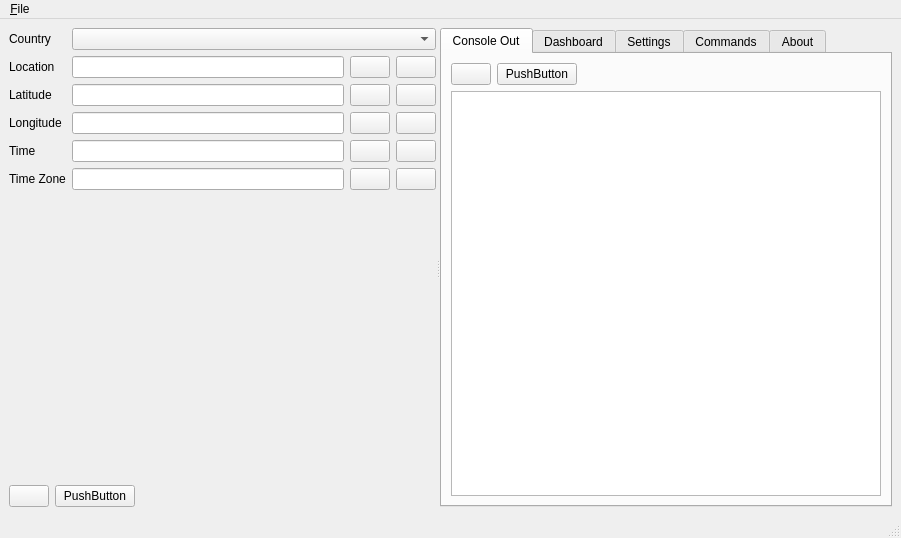
jplozf/ephemeeus, file MainWindow.ui: the form before one commit.
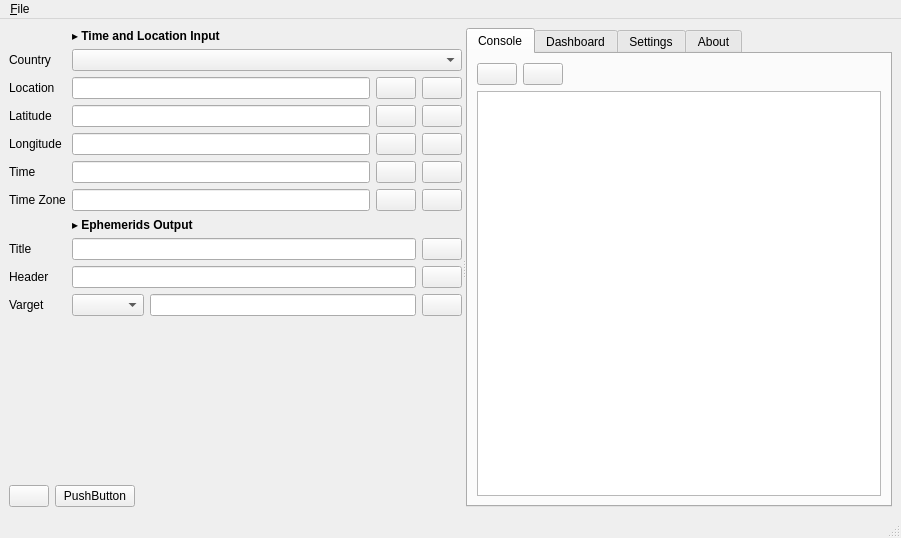
The form after the commit. The open tabs and pages were chosen to show the change. Icons and pictures are not drawn.

Patch:
```diff
--- a/MainWindow.ui
+++ b/MainWindow.ui
@@ -25,13 +25,23 @@
         <item>
          <layout class="QFormLayout" name="formLayout_2">
           <item row="1" column="0">
+           <widget class="QLabel" name="label_6">
+            <property name="text">
+             <string>Country</string>
+            </property>
+           </widget>
+          </item>
+          <item row="1" column="1">
+           <widget class="QComboBox" name="cbxCountry"/>
+          </item>
+          <item row="2" column="0">
            <widget class="QLabel" name="label">
             <property name="text">
              <string>Location</string>
             </property>
            </widget>
           </item>
-          <item row="1" column="1">
+          <item row="2" column="1">
            <layout class="QHBoxLayout" name="horizontalLayout_2">
             <item>
              <widget class="QLineEdit" name="txtLocation"/>
@@ -60,14 +70,100 @@
             </item>
            </layout>
           </item>
+          <item row="3" column="0">
+           <widget class="QLabel" name="label_4">
+            <property name="text">
+             <string>Latitude</string>
+            </property>
+           </widget>
+          </item>
+          <item row="3" column="1">
+           <layout class="QHBoxLayout" name="horizontalLayout_6">
+            <item>
+             <widget class="QLineEdit" name="txtLatitude">
+              <property name="alignment">
+               <set>Qt::AlignmentFlag::AlignRight|Qt::AlignmentFlag::AlignTrailing|Qt::AlignmentFlag::AlignVCenter</set>
+              </property>
+              <property name="readOnly">
+               <bool>true</bool>
+              </property>
+             </widget>
+            </item>
+            <item>
+             <widget class="QPushButton" name="pushButton_10">
+              <property name="text">
+               <string/>
+              </property>
+              <property name="icon">
+               <iconset resource="ephemeeus.qrc">
+                <normaloff>:/16x16/Lock.png</normaloff>:/16x16/Lock.png</iconset>
+              </property>
+             </widget>
+            </item>
+            <item>
+             <widget class="QPushButton" name="pushButton_8">
+              <property name="text">
+               <string/>
+              </property>
+              <property name="icon">
+               <iconset resource="ephemeeus.qrc">
+                <normaloff>:/16x16/Write.png</normaloff>:/16x16/Write.png</iconset>
+              </property>
+             </widget>
+            </item>
+           </layout>
+          </item>
           <item row="4" column="0">
+           <widget class="QLabel" name="label_5">
+            <property name="text">
+             <string>Longitude</string>
+            </property>
+           </widget>
+          </item>
+          <item row="4" column="1">
+           <layout class="QHBoxLayout" name="horizontalLayout_7">
+            <item>
+             <widget class="QLineEdit" name="txtLongitude">
+              <property name="alignment">
+               <set>Qt::AlignmentFlag::AlignRight|Qt::AlignmentFlag::AlignTrailing|Qt::AlignmentFlag::AlignVCenter</set>
+              </property>
+              <property name="readOnly">
+               <bool>true</bool>
+              </property>
+             </widget>
+            </item>
+            <item>
+             <widget class="QPushButton" name="pushButton_12">
+              <property name="text">
+               <string/>
+              </property>
+              <property name="icon">
+               <iconset resource="ephemeeus.qrc">
+                <normaloff>:/16x16/Lock.png</normaloff>:/16x16/Lock.png</iconset>
+              </property>
+             </widget>
+            </item>
+            <item>
+             <widget class="QPushButton" name="pushButton_11">
+              <property name="text">
+               <string/>
+              </property>
+              <property name="icon">
+               <iconset resource="ephemeeus.qrc">
+                <normaloff>:/16x16/Write.png</normaloff>:/16x16/Write.png</iconset>
+              </property>
+             </widget>
+            </item>
+           </layout>
+          </item>
+          <item row="5" column="0">
            <widget class="QLabel" name="label_2">
             <property name="text">
              <string>Time</string>
             </property>
            </widget>
           </item>
-          <item row="4" column="1">
+          <item row="5" column="1">
            <layout class="QHBoxLayout" name="horizontalLayout_3">
             <item>
              <widget class="QLineEdit" name="lineEdit_2"/>
@@ -96,14 +192,14 @@
             </item>
            </layout>
           </item>
-          <item row="5" column="0">
+          <item row="6" column="0">
            <widget class="QLabel" name="label_3">
             <property name="text">
              <string>Time Zone</string>
             </property>
            </widget>
           </item>
-          <item row="5" column="1">
+          <item row="6" column="1">
            <layout class="QHBoxLayout" name="horizontalLayout_4">
             <item>
              <widget class="QLineEdit" name="lineEdit_3"/>
@@ -132,97 +228,103 @@
             </item>
            </layout>
           </item>
-          <item row="2" column="0">
-           <widget class="QLabel" name="label_4">
+          <item row="10" column="0">
+           <widget class="QLabel" name="label_7">
             <property name="text">
-             <string>Latitude</string>
+             <string>Varget</string>
             </property>
            </widget>
           </item>
-          <item row="3" column="0">
-           <widget class="QLabel" name="label_5">
-            <property name="text">
-             <string>Longitude</string>
-            </property>
-           </widget>
-          </item>
-          <item row="0" column="0">
-           <widget class="QLabel" name="label_6">
-            <property name="text">
-             <string>Country</string>
-            </property>
-           </widget>
+          <item row="10" column="1">
+           <layout class="QHBoxLayout" name="horizontalLayout_10">
+            <item>
+             <widget class="QComboBox" name="cbxVargets"/>
+            </item>
+            <item>
+             <widget class="QLineEdit" name="txtVargetLabel"/>
+            </item>
+            <item>
+             <widget class="QPushButton" name="btnAddVarget">
+              <property name="text">
+               <string/>
+              </property>
+              <property name="icon">
+               <iconset resource="ephemeeus.qrc">
+                <normaloff>:/16x16/Plus.png</normaloff>:/16x16/Plus.png</iconset>
+              </property>
+             </widget>
+            </item>
+           </layout>
           </item>
           <item row="0" column="1">
-           <widget class="QComboBox" name="cbxCountry"/>
+           <widget class="QLabel" name="label_8">
+            <property name="font">
+             <font>
+              <bold>true</bold>
+             </font>
+            </property>
+            <property name="text">
+             <string>▸ Time and Location Input</string>
+            </property>
+           </widget>
           </item>
-          <item row="2" column="1">
-           <layout class="QHBoxLayout" name="horizontalLayout_6">
+          <item row="7" column="1">
+           <widget class="QLabel" name="label_9">
+            <property name="font">
+             <font>
+              <bold>true</bold>
+             </font>
+            </property>
+            <property name="text">
+             <string>▸ Ephemerids Output</string>
+            </property>
+           </widget>
+          </item>
+          <item row="8" column="0">
+           <widget class="QLabel" name="label_10">
+            <property name="text">
+             <string>Title</string>
+            </property>
+           </widget>
+          </item>
+          <item row="8" column="1">
+           <layout class="QHBoxLayout" name="horizontalLayout_8">
             <item>
-             <widget class="QLineEdit" name="txtLatitude">
-              <property name="alignment">
-               <set>Qt::AlignmentFlag::AlignRight|Qt::AlignmentFlag::AlignTrailing|Qt::AlignmentFlag::AlignVCenter</set>
-              </property>
-              <property name="readOnly">
-               <bool>true</bool>
-              </property>
-             </widget>
+             <widget class="QLineEdit" name="txtVarboardTitle"/>
             </item>
             <item>
-             <widget class="QPushButton" name="pushButton_10">
+             <widget class="QPushButton" name="btnAddTitle">
               <property name="text">
                <string/>
               </property>
               <property name="icon">
                <iconset resource="ephemeeus.qrc">
-                <normaloff>:/16x16/Lock.png</normaloff>:/16x16/Lock.png</iconset>
-              </property>
-             </widget>
-            </item>
-            <item>
-             <widget class="QPushButton" name="pushButton_8">
-              <property name="text">
-               <string/>
-              </property>
-              <property name="icon">
-               <iconset resource="ephemeeus.qrc">
-                <normaloff>:/16x16/Write.png</normaloff>:/16x16/Write.png</iconset>
+                <normaloff>:/16x16/Plus.png</normaloff>:/16x16/Plus.png</iconset>
               </property>
              </widget>
             </item>
            </layout>
           </item>
-          <item row="3" column="1">
-           <layout class="QHBoxLayout" name="horizontalLayout_7">
+          <item row="9" column="0">
+           <widget class="QLabel" name="label_11">
+            <property name="text">
+             <string>Header</string>
+            </property>
+           </widget>
+          </item>
+          <item row="9" column="1">
+           <layout class="QHBoxLayout" name="horizontalLayout_9">
             <item>
-             <widget class="QLineEdit" name="txtLongitude">
-              <property name="alignment">
-               <set>Qt::AlignmentFlag::AlignRight|Qt::AlignmentFlag::AlignTrailing|Qt::AlignmentFlag::AlignVCenter</set>
-              </property>
-              <property name="readOnly">
-               <bool>true</bool>
-              </property>
-             </widget>
+             <widget class="QLineEdit" name="txtVarboardHeader"/>
             </item>
             <item>
-             <widget class="QPushButton" name="pushButton_12">
+             <widget class="QPushButton" name="btnAddHeader">
               <property name="text">
                <string/>
               </property>
               <property name="icon">
                <iconset resource="ephemeeus.qrc">
-                <normaloff>:/16x16/Lock.png</normaloff>:/16x16/Lock.png</iconset>
-              </property>
-             </widget>
-            </item>
-            <item>
-             <widget class="QPushButton" name="pushButton_11">
-              <property name="text">
-               <string/>
-              </property>
-              <property name="icon">
-               <iconset resource="ephemeeus.qrc">
-                <normaloff>:/16x16/Write.png</normaloff>:/16x16/Write.png</iconset>
+                <normaloff>:/16x16/Plus.png</normaloff>:/16x16/Plus.png</iconset>
               </property>
              </widget>
             </item>
@@ -243,6 +345,19 @@
           </property>
          </spacer>
         </item>
+        <item>
+         <spacer name="verticalSpacer_2">
+          <property name="orientation">
+           <enum>Qt::Orientation::Vertical</enum>
+          </property>
+          <property name="sizeHint" stdset="0">
+           <size>
+            <width>20</width>
+            <height>40</height>
+           </size>
+          </property>
+         </spacer>
+        </item>
         <item>
          <layout class="QHBoxLayout" name="horizontalLayout_5">
           <item>
@@ -293,7 +408,7 @@
           <normaloff>:/16x16/Computer.png</normaloff>:/16x16/Computer.png</iconset>
         </attribute>
         <attribute name="title">
-         <string>Console Out</string>
+         <string>Console</string>
         </attribute>
         <layout class="QGridLayout" name="gridLayout_5">
          <item row="0" column="0">
@@ -312,7 +427,11 @@
            <item>
             <widget class="QPushButton" name="pushButton_7">
              <property name="text">
-              <string>PushButton</string>
+              <string/>
+             </property>
+             <property name="icon">
+              <iconset resource="ephemeeus.qrc">
+               <normaloff>:/16x16/Upload.png</normaloff>:/16x16/Upload.png</iconset>
              </property>
             </widget>
            </item>
@@ -332,7 +451,13 @@
           </layout>
          </item>
          <item row="2" column="0">
-          <widget class="QTextEdit" name="txtConsoleOut">
+          <widget class="QTextEdit" name="txtConsole">
+           <property name="font">
+            <font>
+             <family>Consolas</family>
+             <pointsize>10</pointsize>
+            </font>
+           </property>
            <property name="readOnly">
             <bool>true</bool>
            </property>
@@ -401,16 +526,6 @@
          </item>
         </layout>
        </widget>
-       <widget class="QWidget" name="tabXMLFile">
-        <attribute name="icon">
-         <iconset resource="ephemeeus.qrc">
-          <normaloff>:/16x16/Document Text.png</normaloff>:/16x16/Document Text.png</iconset>
-        </attribute>
-        <attribute name="title">
-         <string>Commands</string>
-        </attribute>
-        <layout class="QGridLayout" name="gridLayout_8"/>
-       </widget>
        <widget class="QWidget" name="tabAbout">
         <attribute name="icon">
          <iconset resource="ephemeeus.qrc">
```
Left out of the diff: 41 changed lines with no effect on the pictures.
